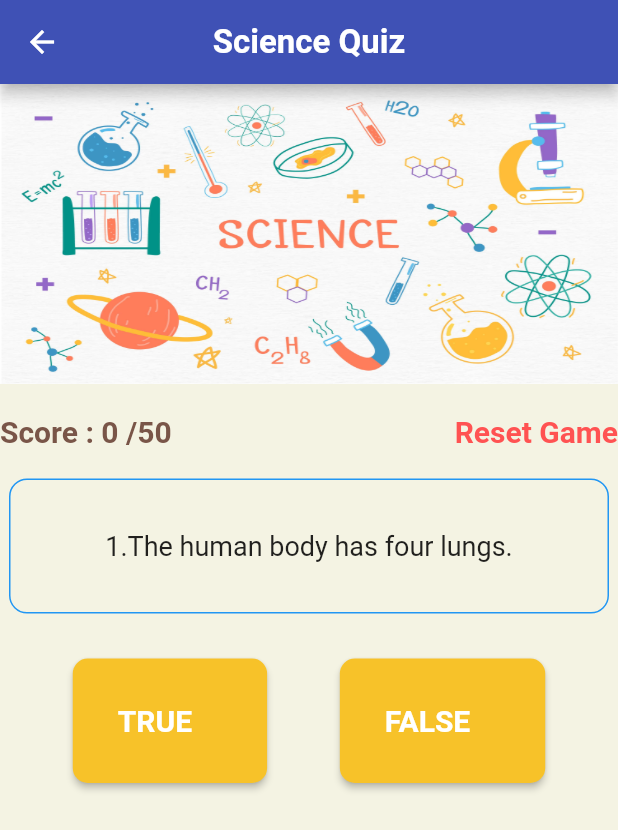
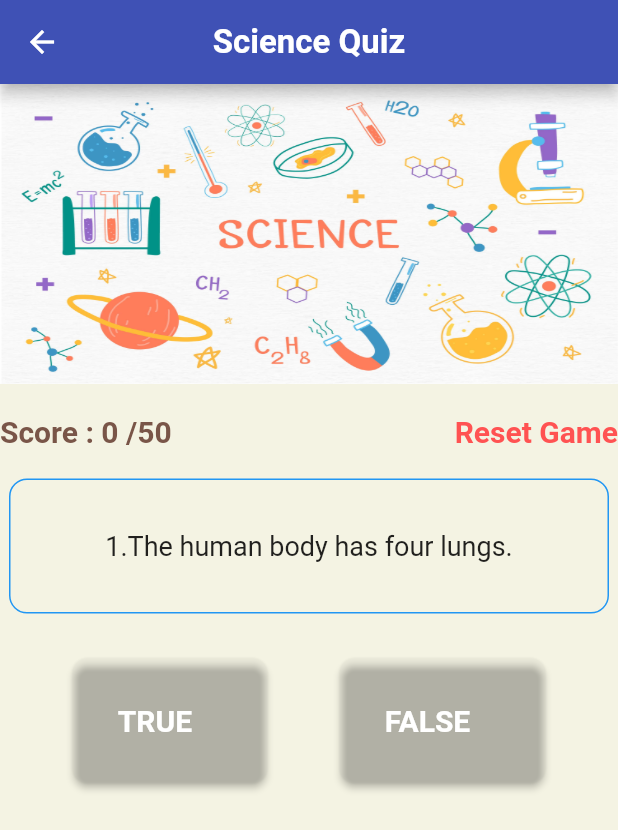
Before and after one commit to edrazi90/Dart-Quiz-Game, a Flutter app: the SciencePage screen opened directly, on a phone screen of 412 x 824 dp. Shown: the top 830 px of the screen. Run offline on Flutter 3.47's test engine with Material 2 defaults, Android fonts, the phone set to English and light mode, and no system bars; our stand-ins replace cloud_firestore, firebase_auth, firebase_core; accounts and stored records are empty.

Commit message:
dart files
dart files

```diff
--- a/Rayie_Quizz/lib/arts.dart
+++ b/Rayie_Quizz/lib/arts.dart
@@ -160,7 +160,7 @@ class _ArtsPageState extends State<ArtsPage> {
                           fontSize: 20,
                           fontWeight: FontWeight.bold),
                     ),
-                    color: Color(0xFFF7C229),
+                    color: Color(0x4b0082),
                     shape: RoundedRectangleBorder(
                         borderRadius: BorderRadius.circular(10)),
                   ),
@@ -174,7 +174,7 @@ class _ArtsPageState extends State<ArtsPage> {
                           fontSize: 20,
                           fontWeight: FontWeight.bold),
                     ),
-                    color: Color(0xFFF7C229),
+                    color: Color(0x4b0082),
                     shape: RoundedRectangleBorder(
                         borderRadius: BorderRadius.circular(10)),
                   )
--- a/Rayie_Quizz/lib/home.dart
+++ b/Rayie_Quizz/lib/home.dart
@@ -53,7 +53,7 @@ Future<void> _signOut() async {
                 margin: EdgeInsets.all(20),
                 width: double.infinity,
                 height: 45,
-                child: ElevatedButton(
+                child:                                        ElevatedButton(
                   child: Text('HIGHSCORE'),
                   onPressed: () {},
                 )),
--- a/Rayie_Quizz/lib/science.dart
+++ b/Rayie_Quizz/lib/science.dart
@@ -20,7 +20,7 @@ class _SciencePageState extends State<SciencePage> {
     ScienceQuestions("6.Atomic bombs work by atomic fission.", true),
     ScienceQuestions("7.Molecules are chemically bonded.", true),
     ScienceQuestions("8.Spiders have six legs.", false),
-    ScienceQuestions("9.Mount Kilimanjaro is the tallest mountain in the world.", false),
+    ScienceQuestions( "9.Mount Kilimanjaro is the tallest mountain in the world.", false),
     ScienceQuestions("10.The study of plants is known as botany.", true),
   ];
 
@@ -147,7 +147,7 @@ class _SciencePageState extends State<SciencePage> {
                           fontSize: 20,
                           fontWeight: FontWeight.bold),
                     ),
-                    color: Color(0xFFF7C229),
+                    color: Color(0x4b0082),
                     shape: RoundedRectangleBorder(
                         borderRadius: BorderRadius.circular(10)),
                   ),
@@ -161,7 +161,7 @@ class _SciencePageState extends State<SciencePage> {
                           fontSize: 20,
                           fontWeight: FontWeight.bold),
                     ),
-                    color: Color(0xFFF7C229),
+                    color: Color(0x4b0082),
                     shape: RoundedRectangleBorder(
                         borderRadius: BorderRadius.circular(10)),
                   )
--- a/Rayie_Quizz/pubspec.yaml
+++ b/Rayie_Quizz/pubspec.yaml
@@ -25,6 +25,9 @@ dependencies:
     sdk: flutter
 
 
+
+
+  firebase_core: ^0.7.0
 
 
   # The following adds the Cupertino Icons font to your application.
```
